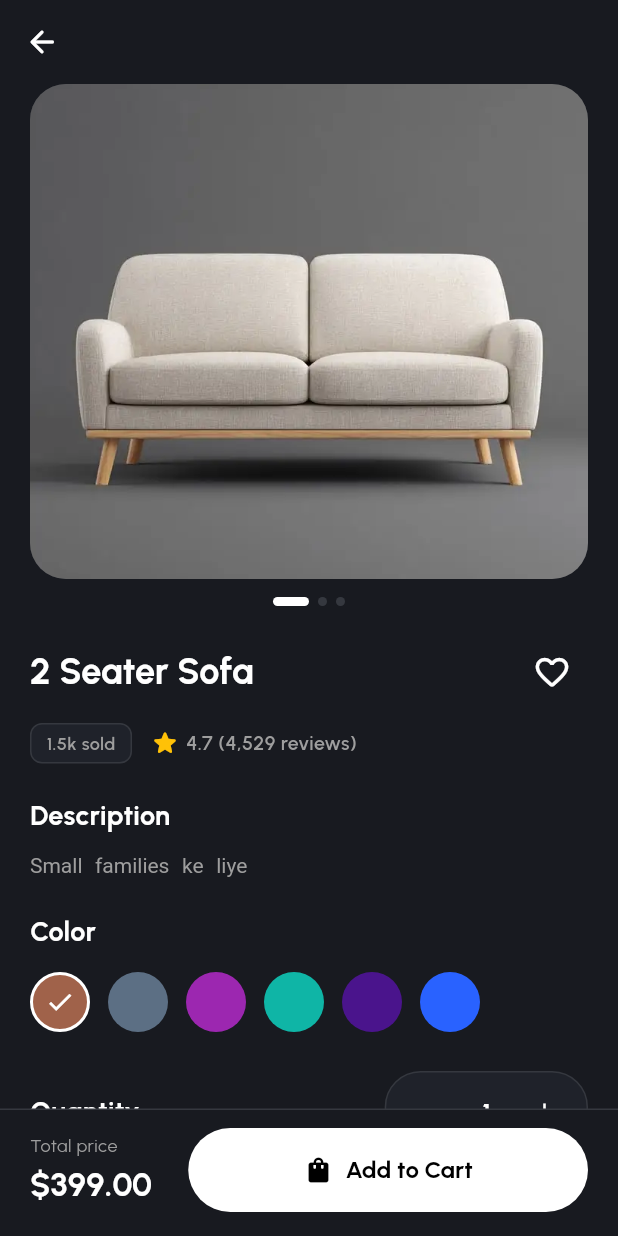
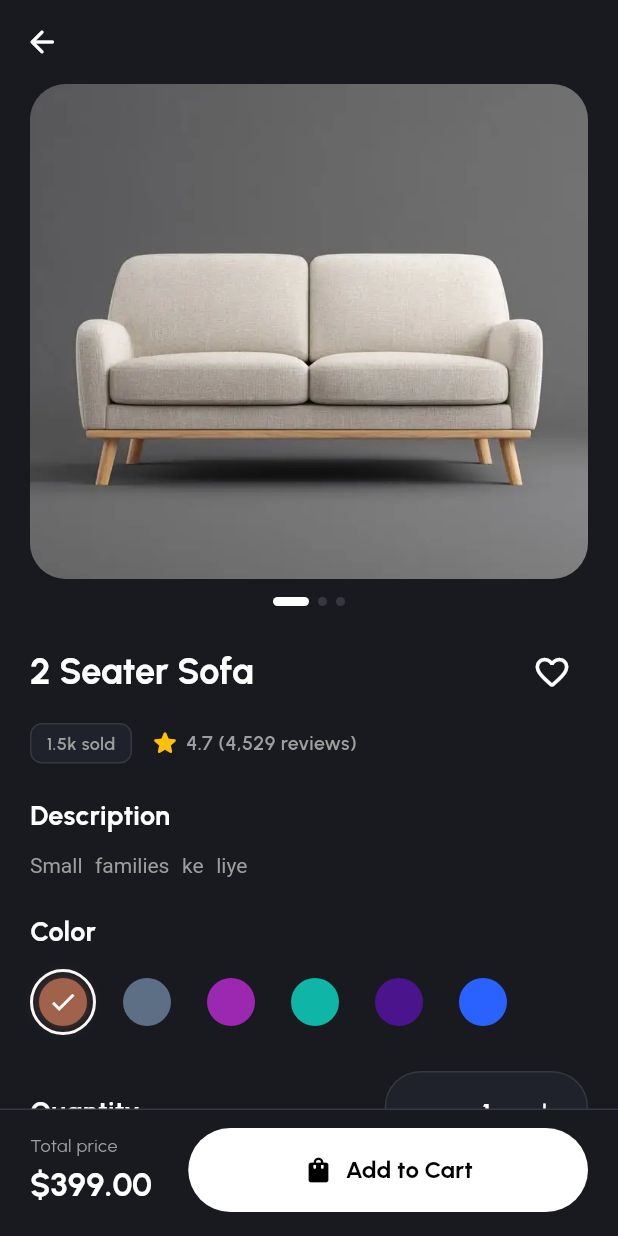
Before and after one commit to aman979488/funico_furniture, a Flutter app: the ProductDetailScreen screen opened directly with sample values from the repository, on a phone screen of 412 x 824 dp. Run offline on Flutter 3.47's test engine with Material 3 defaults, Android fonts, the phone set to English and light mode, and no system bars; our stand-ins replace cloud_firestore, firebase_auth, firebase_core, flutter_riverpod, flutter_secure_storage, font_awesome_flutter and 6 more; accounts and stored records are empty.

Commit message:
color editing in app

```diff
--- a/lib/features/product/views/product_detail_screen.dart
+++ b/lib/features/product/views/product_detail_screen.dart
@@ -94,8 +94,8 @@ class _ProductDetailScreenState extends State<ProductDetailScreen> {
 
   void _handleAddToCart(BuildContext context) {
     final colorsList = _colors;
-    final selectedColor = colorsList.isNotEmpty &&
-            _selectedColorIndex < colorsList.length
+    final selectedColor =
+        colorsList.isNotEmpty && _selectedColorIndex < colorsList.length
         ? colorsList[_selectedColorIndex]
         : null;
 
@@ -158,7 +158,10 @@ class _ProductDetailScreenState extends State<ProductDetailScreen> {
     return Scaffold(
       appBar: AppBar(
         leading: IconButton(
-          icon: const Icon(Icons.arrow_back_rounded, color: AppColors.textPrimary),
+          icon: const Icon(
+            Icons.arrow_back_rounded,
+            color: AppColors.textPrimary,
+          ),
           tooltip: 'Back',
           onPressed: () {
             if (Navigator.of(context).canPop()) {
@@ -196,10 +199,7 @@ class _ProductDetailScreenState extends State<ProductDetailScreen> {
                         },
                         itemBuilder: (context, index) => GestureDetector(
                           onTap: () => _showImageViewer(index),
-                          child: _buildImage(
-                            images[index],
-                            fit: BoxFit.cover,
-                          ),
+                          child: _buildImage(images[index], fit: BoxFit.cover),
                         ),
                       ),
                     ),
@@ -237,9 +237,7 @@ class _ProductDetailScreenState extends State<ProductDetailScreen> {
                       Expanded(
                         child: Text(
                           product.name,
-                          style: Theme.of(context)
-                              .textTheme
-                              .headlineSmall
+                          style: Theme.of(context).textTheme.headlineSmall
                               ?.copyWith(
                                 color: AppColors.textPrimary,
                                 fontWeight: FontWeight.w700,
@@ -370,18 +368,44 @@ class _ProductDetailScreenState extends State<ProductDetailScreen> {
                       itemBuilder: (context, index) {
                         final colorVal = colorsList[index];
                         final isSelected = index == _selectedColorIndex;
-                        return GestureDetector(
+                        return Semantics(
+                          button: true,
+                          selected: isSelected,
+                          label: 'Select color ${index + 1}',
+                          child: InkWell(
                             onTap: () {
                               setState(() => _selectedColorIndex = index);
                             },
+                            borderRadius: BorderRadius.circular(22),
+                            splashColor: Color(colorVal)
+                                .withValues(alpha: 0.35),
+                            child: AnimatedContainer(
+                              key: ValueKey('color-swatch-$index'),
+                              duration: const Duration(milliseconds: 180),
+                              width: 44,
+                              height: 44,
+                              padding: const EdgeInsets.all(4),
+                              decoration: BoxDecoration(
+                                shape: BoxShape.circle,
+                                border: Border.all(
+                                  color: isSelected
+                                      ? AppColors.textPrimary
+                                      : Colors.transparent,
+                                  width: 2,
+                                ),
+                              ),
                               child: Container(
-                            width: 40,
-                            height: 40,
                                 decoration: BoxDecoration(
                                   color: Color(colorVal),
                                   shape: BoxShape.circle,
-                              border: isSelected
-                                  ? Border.all(color: Colors.white, width: 2)
+                                  boxShadow: isSelected
+                                      ? [
+                                          BoxShadow(
+                                            color: Color(colorVal)
+                                                .withValues(alpha: 0.45),
+                                            blurRadius: 8,
+                                          ),
+                                        ]
                                       : null,
                                 ),
                                 child: isSelected
@@ -393,6 +417,8 @@ class _ProductDetailScreenState extends State<ProductDetailScreen> {
                                         ),
                                       )
                                     : null,
+                              ),
+                            ),
                           ),
                         );
                       },
@@ -471,9 +497,8 @@ class _ProductDetailScreenState extends State<ProductDetailScreen> {
                     const SizedBox(height: 28),
                     Text(
                       'Sofa options',
-                      style: Theme.of(context).textTheme.titleLarge?.copyWith(
-                            fontWeight: FontWeight.w700,
-                          ),
+                      style: Theme.of(context).textTheme.titleLarge
+                          ?.copyWith(fontWeight: FontWeight.w700),
                     ),
                     const SizedBox(height: 14),
                     GridView.builder(
@@ -510,9 +535,7 @@ class _ProductDetailScreenState extends State<ProductDetailScreen> {
         padding: const EdgeInsets.fromLTRB(20, 12, 20, 16),
         decoration: const BoxDecoration(
           color: AppColors.background,
-          border: Border(
-            top: BorderSide(color: AppColors.border, width: 1),
-          ),
+          border: Border(top: BorderSide(color: AppColors.border, width: 1)),
         ),
         child: SafeArea(
           top: false,
```
Also changed, not shown: 1 other file. Lines whose indentation alone changed are shown as unchanged.
